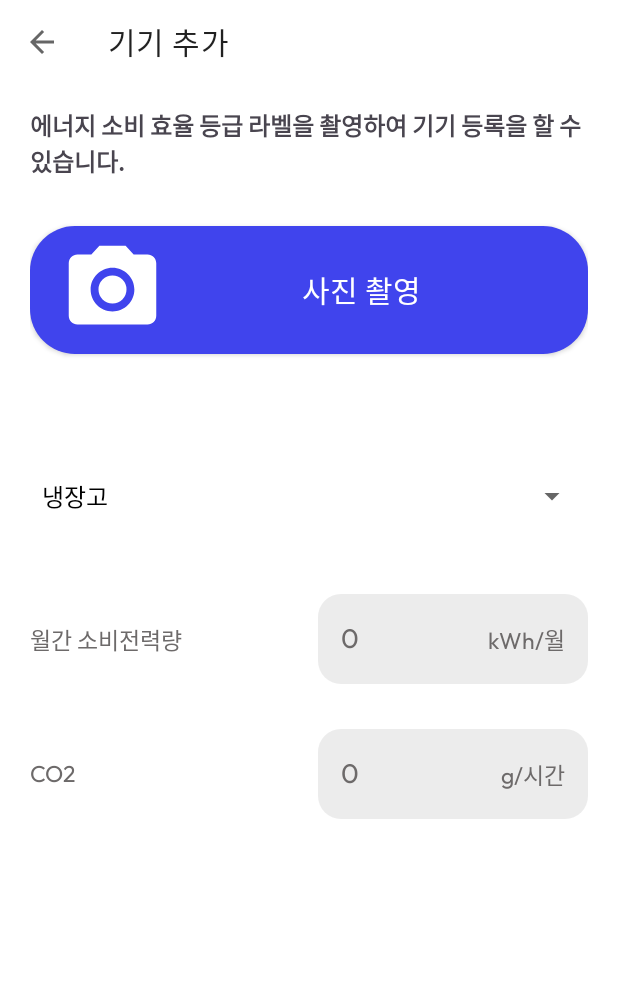
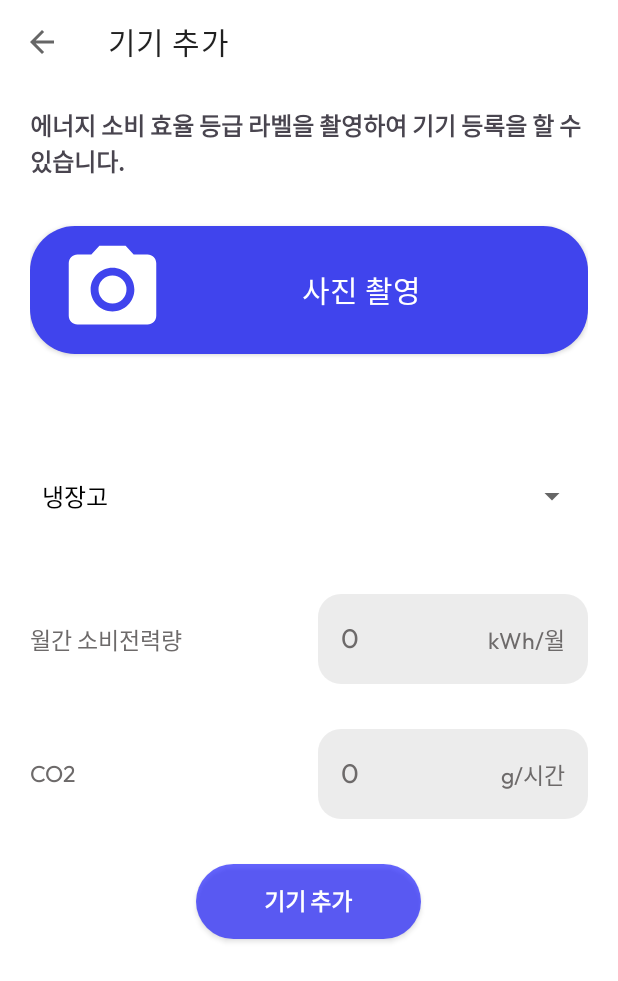
Before and after one commit to lspc678/Capstone_Frontend, an Android app: the AddDeviceActivity screen opened directly, with no data from a screen before it, on a phone screen of 412 x 824 dp. Shown: the top 981 px of the screen. Run offline under Robolectric (Android 15) with nearby library versions, the phone set to English and light mode, and no system bars.

Commit message:
add device button is added

```diff
--- a/app/src/main/res/layout/activity_add_device.xml
+++ b/app/src/main/res/layout/activity_add_device.xml
@@ -19,6 +19,7 @@
     <ScrollView
         android:layout_width="match_parent"
         android:layout_height="0dp"
+        app:layout_constraintBottom_toBottomOf="parent"
         app:layout_constraintEnd_toEndOf="parent"
         app:layout_constraintStart_toStartOf="parent"
         app:layout_constraintTop_toBottomOf="@id/toolbar">
@@ -61,13 +62,13 @@
                 android:id="@+id/deviceImage"
                 android:layout_width="match_parent"
                 android:layout_height="wrap_content"
-                android:layout_marginTop="30dp" />
+                android:layout_marginTop="30dp"
+                android:adjustViewBounds="true" />
 
             <Spinner
                 android:id="@+id/spinner"
                 android:layout_width="match_parent"
                 android:layout_height="70dp"
-                android:layout_gravity="center_horizontal"
                 android:layout_marginTop="30dp"
                 android:spinnerMode="dialog" />
 
@@ -176,6 +177,19 @@
                     app:layout_constraintEnd_toEndOf="@+id/nonEditableBackgroundForCO2"
                     app:layout_constraintTop_toTopOf="parent" />
             </androidx.constraintlayout.widget.ConstraintLayout>
+
+            <androidx.appcompat.widget.AppCompatButton
+                android:id="@+id/btnAddDevice"
+                android:layout_width="150dp"
+                android:layout_height="50dp"
+                android:layout_gravity="center_horizontal"
+                android:layout_marginTop="30dp"
+                android:layout_marginBottom="30dp"
+                android:text="@string/add_device"
+                android:textSize="15sp"
+                android:textColor="@color/white"
+                android:fontFamily="@font/outfit_bold"
+                android:background="@drawable/btn_rounded_light_blue" />
         </LinearLayout>
     </ScrollView>
 </androidx.constraintlayout.widget.ConstraintLayout>
```
